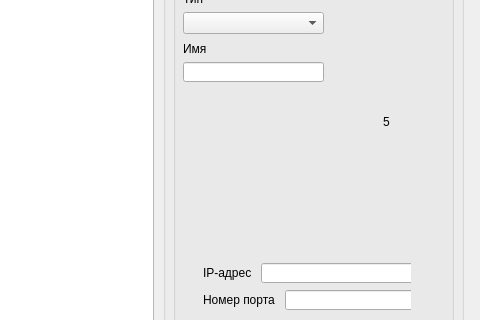
Above: m_cfg/MainWindowCFG.ui from xXRadioHeadXx/start7 before the change; both pictures show x 107 to 587 and y 196 to 516 of the 587 by 795 pixel window. Below: the same form after it.
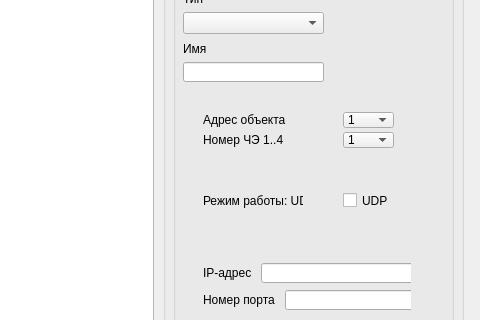
That is the form after the change. The open tabs and pages were chosen to show the change. Icons and pictures are not drawn.

```diff
--- a/m_cfg/MainWindowCFG.ui
+++ b/m_cfg/MainWindowCFG.ui
@@ -551,14 +551,153 @@
        <widget class="QLabel" name="label_9">
         <property name="geometry">
          <rect>
-          <x>190</x>
+          <x>10</x>
           <y>20</y>
+          <width>101</width>
+          <height>16</height>
+         </rect>
+        </property>
+        <property name="text">
+         <string>Адрес объекта</string>
+        </property>
+       </widget>
+       <widget class="QComboBox" name="TG_comboBox_Num1">
+        <property name="geometry">
+         <rect>
+          <x>150</x>
+          <y>20</y>
           <width>51</width>
-          <height>20</height>
+          <height>16</height>
          </rect>
         </property>
+        <item>
+         <property name="text">
+          <string>1</string>
+         </property>
+        </item>
+        <item>
+         <property name="text">
+          <string>2</string>
+         </property>
+        </item>
+        <item>
+         <property name="text">
+          <string>3</string>
+         </property>
+        </item>
+        <item>
+         <property name="text">
+          <string>4</string>
+         </property>
+        </item>
+        <item>
+         <property name="text">
+          <string>5</string>
+         </property>
+        </item>
+        <item>
+         <property name="text">
+          <string>6</string>
+         </property>
+        </item>
+        <item>
+         <property name="text">
+          <string>7</string>
+         </property>
+        </item>
+        <item>
+         <property name="text">
+          <string>8</string>
+         </property>
+        </item>
+       </widget>
+       <widget class="QComboBox" name="TG_comboBox_Num2">
+        <property name="geometry">
+         <rect>
+          <x>150</x>
+          <y>40</y>
+          <width>51</width>
+          <height>16</height>
+         </rect>
+        </property>
+        <item>
+         <property name="text">
+          <string>1</string>
+         </property>
+        </item>
+        <item>
+         <property name="text">
+          <string>2</string>
+         </property>
+        </item>
+        <item>
+         <property name="text">
+          <string>3</string>
+         </property>
+        </item>
+        <item>
+         <property name="text">
+          <string>4</string>
+         </property>
+        </item>
+        <item>
+         <property name="text">
+          <string>5</string>
+         </property>
+        </item>
+        <item>
+         <property name="text">
+          <string>6</string>
+         </property>
+        </item>
+        <item>
+         <property name="text">
+          <string>7</string>
+         </property>
+        </item>
+        <item>
+         <property name="text">
+          <string>8</string>
+         </property>
+        </item>
+       </widget>
+       <widget class="QLabel" name="IU_label_Num2_3">
+        <property name="geometry">
+         <rect>
+          <x>10</x>
+          <y>40</y>
+          <width>91</width>
+          <height>16</height>
+         </rect>
+        </property>
         <property name="text">
-         <string>5</string>
+         <string>Номер ЧЭ 1..4</string>
+        </property>
+       </widget>
+       <widget class="QCheckBox" name="TG_UdpUse_checkBox">
+        <property name="geometry">
+         <rect>
+          <x>150</x>
+          <y>100</y>
+          <width>70</width>
+          <height>17</height>
+         </rect>
+        </property>
+        <property name="text">
+         <string>UDP</string>
+        </property>
+       </widget>
+       <widget class="QLabel" name="IU_label_16">
+        <property name="geometry">
+         <rect>
+          <x>10</x>
+          <y>100</y>
+          <width>100</width>
+          <height>17</height>
+         </rect>
+        </property>
+        <property name="text">
+         <string>Режим работы: UDP</string>
         </property>
        </widget>
       </widget>
```
Left out of the diff: 19 changed lines with no effect on the pictures.
